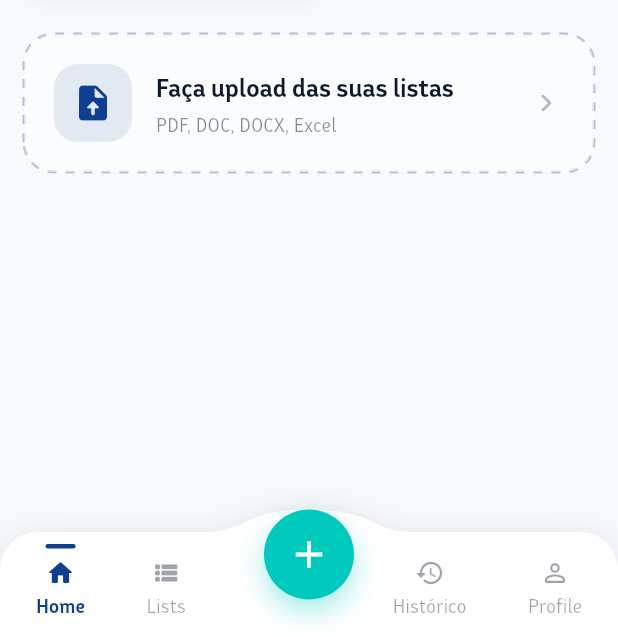
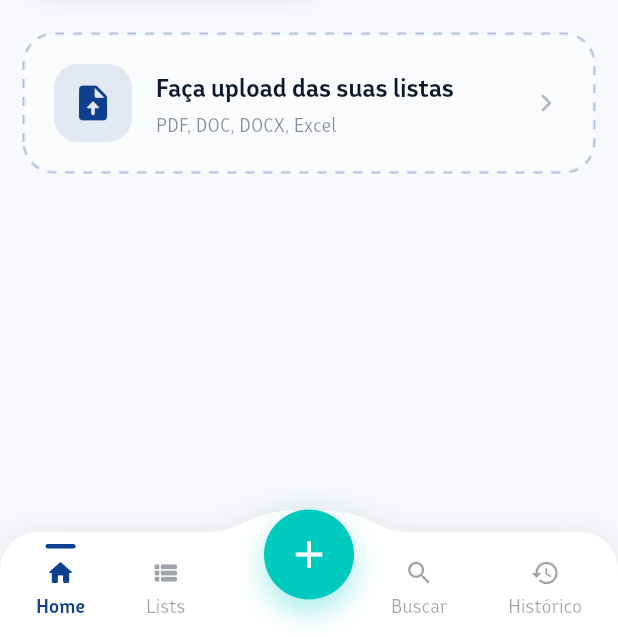
Before and after one commit to VViniLLima/checklist-app-flutter, a Flutter app: the MainScreen screen opened directly, on a phone screen of 412 x 824 dp, the part 599-1236 px from its top. Run offline on Flutter 3.47's test engine with Material 3 defaults, Android fonts, the phone set to English and light mode, and no system bars; our stand-ins replace shared_preferences; accounts and stored records are empty.

Commit message:
Update: Navbar button order. Create 'Buscar' and put 'Histórico' at the end.

```diff
--- a/lib/features/shopping_list/screens/main_screen.dart
+++ b/lib/features/shopping_list/screens/main_screen.dart
@@ -21,11 +21,8 @@ class _MainScreenState extends State<MainScreen> {
     const HomeScreen(),
     const ListsScreen(),
     const Center(child: Text('Add Item Proxy')),
+    const PlaceholderScreen(title: 'Buscar', icon: Icons.search),
     const HistoryScreen(),
-    const PlaceholderScreen(
-      title: 'Profile',
-      icon: Icons.person_outline_rounded,
-    ),
   ];
 
   void _onTabTapped(int index) {
--- a/lib/features/shopping_list/widgets/custom_bottom_nav_bar.dart
+++ b/lib/features/shopping_list/widgets/custom_bottom_nav_bar.dart
@@ -75,8 +75,8 @@ class CustomBottomNavBar extends StatelessWidget {
                     _NavBarItem(
                       index: 3,
                       currentIndex: currentIndex,
-                      icon: Icons.history,
-                      label: 'Histórico',
+                      icon: Icons.search,
+                      label: 'Buscar',
                       onTap: onTap,
                       activeColor: activeColor,
                       inactiveColor: inactiveColor,
@@ -84,8 +84,8 @@ class CustomBottomNavBar extends StatelessWidget {
                     _NavBarItem(
                       index: 4,
                       currentIndex: currentIndex,
-                      icon: Icons.person_outline_rounded,
-                      label: 'Profile',
+                      icon: Icons.history,
+                      label: 'Histórico',
                       onTap: onTap,
                       activeColor: activeColor,
                       inactiveColor: inactiveColor,
```
